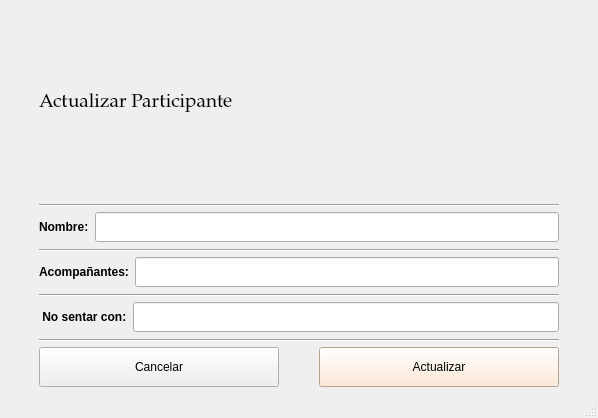
First picture: the form in src/ui/ActualizarParticipante.ui, repository IvanJesusCorbalanPascual/Gestor-de-Eventos, before the edit.
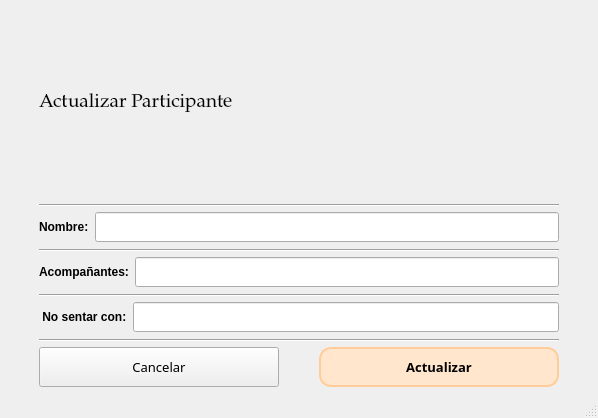
Second picture: the form after the edit.

The edit to the form file:
```diff
--- a/src/ui/ActualizarParticipante.ui
+++ b/src/ui/ActualizarParticipante.ui
@@ -232,6 +232,12 @@
           <height>40</height>
          </size>
         </property>
+        <property name="font">
+         <font>
+          <family>Alef</family>
+          <pointsize>10</pointsize>
+         </font>
+        </property>
         <property name="cursor">
          <cursorShape>PointingHandCursor</cursorShape>
         </property>
@@ -248,12 +254,26 @@
           <height>40</height>
          </size>
         </property>
+        <property name="font">
+         <font>
+          <family>Alef</family>
+          <pointsize>10</pointsize>
+          <weight>75</weight>
+          <bold>true</bold>
+         </font>
+        </property>
         <property name="cursor">
          <cursorShape>PointingHandCursor</cursorShape>
         </property>
         <property name="styleSheet">
          <string notr="true">QWidget {
     background-color: rgb(255, 230, 204); /* Un naranja muy pálido o melocotón claro */
+border-radius: 12px; /* Bordes Redondeados para todos los botones */
+	border: 2px solid #FFCC9A; /* Borde sutil */
+font-weight: bold;
+}
+QPushButton#btnPopupActualizarParticipante:hover {
+    background-color: #FFCC9A; 
 }</string>
         </property>
         <property name="text">
```
